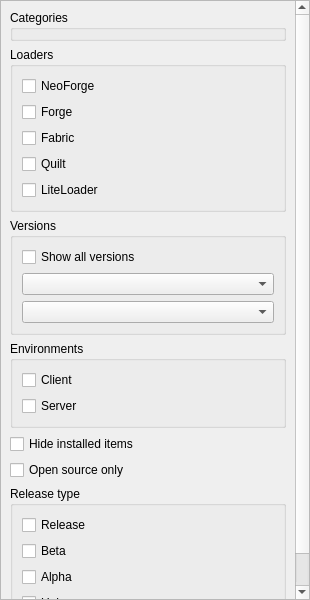
FreesmTeam/FreesmLauncher, file launcher/ui/widgets/ModFilterWidget.ui: the form before one commit.
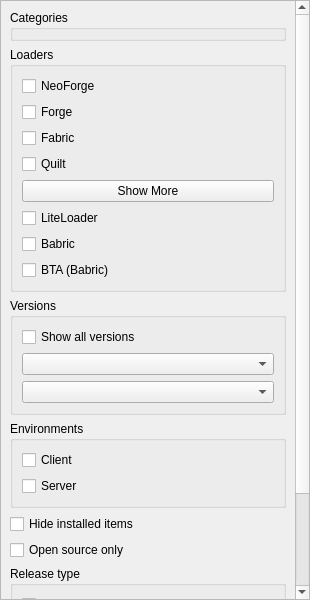
The form after the commit. Custom widgets are drawn as their Qt base class.

Commit message: Add "Babric" and "Babric (BTA)" as shown on Modrinth. Add "Show More" button to allow for space efficiency and readiness to add all other Modrinth modloader types.

```diff
--- a/launcher/ui/widgets/ModFilterWidget.ui
+++ b/launcher/ui/widgets/ModFilterWidget.ui
@@ -122,12 +122,54 @@
            </widget>
           </item>
           <item>
-           <widget class="QCheckBox" name="liteLoader">
+           <widget class="QPushButton" name="showMoreButton">
             <property name="text">
-             <string>LiteLoader</string>
+             <string>Show More</string>
             </property>
            </widget>
           </item>
+          <item>
+           <widget class="QWidget" name="extendedModLoadersWidget" native="true">
+            <property name="visible">
+             <bool>false</bool>
+            </property>
+            <layout class="QVBoxLayout" name="extendedModLoadersLayout">
+             <property name="leftMargin">
+              <number>0</number>
+             </property>
+             <property name="topMargin">
+              <number>0</number>
+             </property>
+             <property name="rightMargin">
+              <number>0</number>
+             </property>
+             <property name="bottomMargin">
+              <number>0</number>
+             </property>
+             <item>
+              <widget class="QCheckBox" name="liteLoader">
+               <property name="text">
+                <string>LiteLoader</string>
+               </property>
+              </widget>
+             </item>
+             <item>
+              <widget class="QCheckBox" name="babric">
+               <property name="text">
+                <string>Babric</string>
+               </property>
+              </widget>
+             </item>
+             <item>
+              <widget class="QCheckBox" name="btaBabric">
+               <property name="text">
+                <string>BTA (Babric)</string>
+               </property>
+              </widget>
+             </item>
+            </layout>
+           </widget>
+          </item>
          </layout>
         </widget>
        </item>
```
The commit also changes 7 other files.
